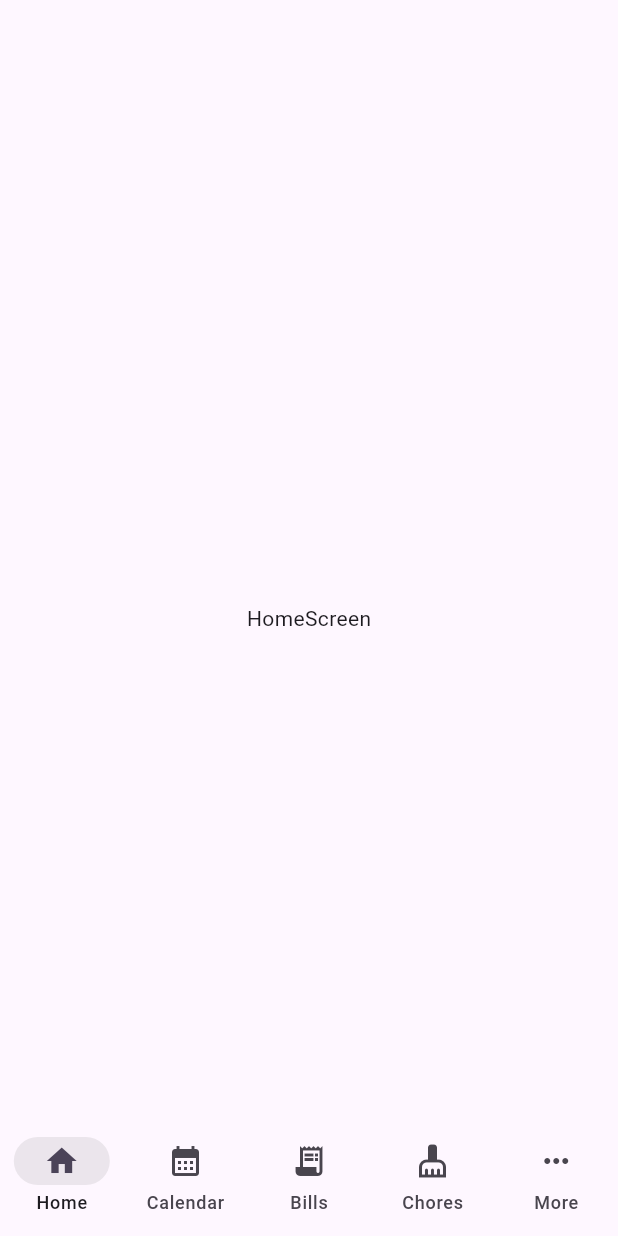
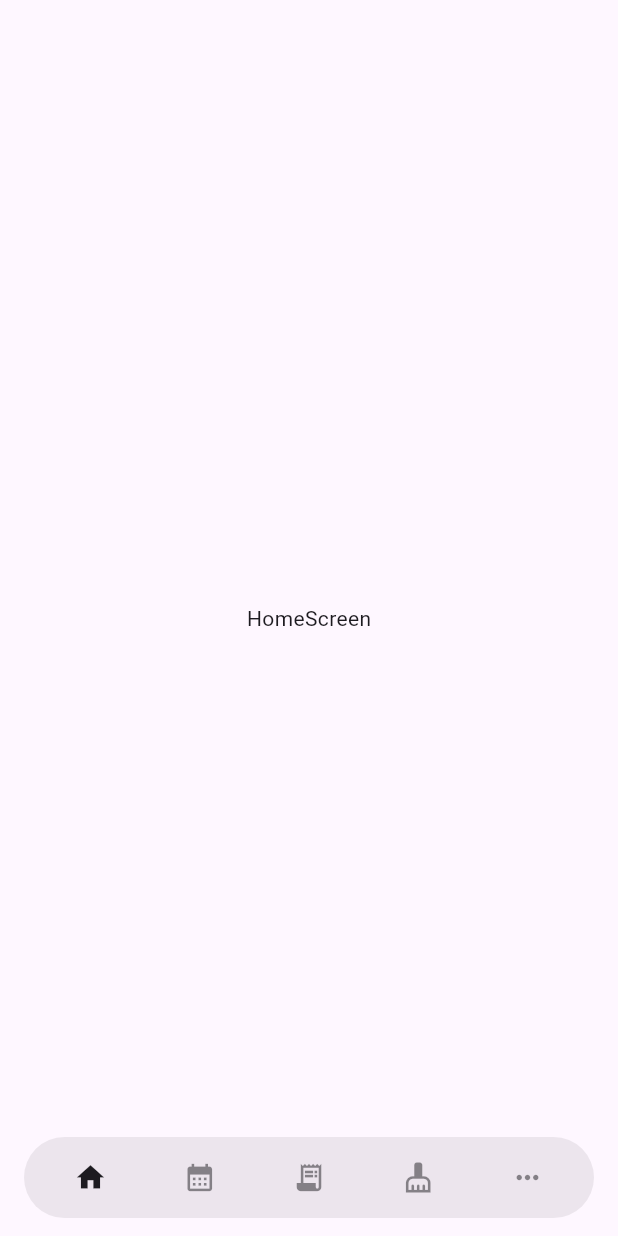
Before and after one commit to 5aurab/Roomie, a Flutter app: the screen it shows after launch, on a phone screen of 412 x 824 dp. Run offline on Flutter 3.47's test engine with Material 3 defaults, Android fonts, the phone set to English and light mode, and no system bars.

Commit message:
Probably last edit on navbar

```diff
--- a/frontend/roomie/lib/widgets/bottom_nav_bar.dart
+++ b/frontend/roomie/lib/widgets/bottom_nav_bar.dart
@@ -24,6 +24,14 @@ class _MainNavigationState extends State<MainNavigation> {
     const ChoresScreen(),
     const PlansScreen(),
     const SurpriseScreen(),
+  ];
+
+  final List<(IconData, String)> _navItems = [
+    (Icons.home, 'Home'),
+    (Icons.calendar_month, 'Calendar'),
+    (Icons.receipt_long, 'Bills'),
+    (Icons.cleaning_services, 'Chores'),
+    (Icons.more_horiz, 'More'),
   ];
 
   @override
@@ -60,9 +68,9 @@ class _MainNavigationState extends State<MainNavigation> {
                     crossAxisAlignment: CrossAxisAlignment.stretch,
                     children: [
                       _buildMoreItem(
-                        icon: Icons.event_note,
-                        label: 'Plans',
+                        icon: Icons.star,
                         navColor: navColor,
+                        isSelected: _currentIndex == 4,
                         onTap: () => setState(() {
                           _currentIndex = 4;
                           _showMore = false;
@@ -70,14 +78,13 @@ class _MainNavigationState extends State<MainNavigation> {
                       ),
                       _buildMoreItem(
                         icon: Icons.celebration,
-                        label: 'Surprise',
                         navColor: navColor,
+                        isSelected: _currentIndex == 5,
                         onTap: () => setState(() {
                           _currentIndex = 5;
                           _showMore = false;
                         }),
                       ),
-                      // Fills space behind the nav bar
                       SizedBox(
                         height: MediaQuery.of(context).padding.bottom + 80,
                       ),
@@ -89,14 +96,28 @@ class _MainNavigationState extends State<MainNavigation> {
           ],
         ],
       ),
-      bottomNavigationBar: NavigationBar(
-        backgroundColor: Colors.transparent,
-        surfaceTintColor: Colors.transparent,
-        shadowColor: Colors.transparent,
-        selectedIndex: _currentIndex < 4 ? _currentIndex : 4,
-        animationDuration: Duration.zero,
-        indicatorColor: Colors.grey.withValues(alpha: 0.2),
-        onDestinationSelected: (index) {
+      bottomNavigationBar: _buildCustomNavBar(context),
+    );
+  }
+
+  Widget _buildCustomNavBar(BuildContext context) {
+    return SafeArea(
+      child: Padding(
+        padding: const EdgeInsets.symmetric(horizontal: 16, vertical: 12),
+        child: Container(
+          padding: const EdgeInsets.symmetric(horizontal: 8, vertical: 6),
+          decoration: BoxDecoration(
+            color: Theme.of(context).colorScheme.onSurface.withValues(alpha: 0.08),
+            borderRadius: BorderRadius.circular(30),
+          ),
+          child: Row(
+            mainAxisAlignment: MainAxisAlignment.spaceAround,
+            children: List.generate(_navItems.length, (index) {
+            final isSelected = index == (_currentIndex < 4 ? _currentIndex : 4);
+            final (icon, _) = _navItems[index];
+
+            return GestureDetector(
+              onTap: () {
                 if (index == 4) {
                   setState(() => _showMore = !_showMore);
                 } else {
@@ -106,21 +127,29 @@ class _MainNavigationState extends State<MainNavigation> {
                   });
                 }
               },
-        destinations: const [
-          NavigationDestination(icon: Icon(Icons.home), label: 'Home'),
-          NavigationDestination(icon: Icon(Icons.calendar_month), label: 'Calendar'),
-          NavigationDestination(icon: Icon(Icons.receipt_long), label: 'Bills'),
-          NavigationDestination(icon: Icon(Icons.cleaning_services), label: 'Chores'),
-          NavigationDestination(icon: Icon(Icons.more_horiz), label: 'More'),
-        ],
+              child: AnimatedContainer(
+                duration: const Duration(milliseconds: 200),
+                padding: const EdgeInsets.symmetric(horizontal: 16, vertical: 10),
+                child: Icon(
+                  icon,
+                  size: 22,
+                  color: isSelected
+                      ? Theme.of(context).colorScheme.onSurface
+                      : Theme.of(context).colorScheme.onSurface.withValues(alpha: 0.5),
                 ),
+              ),
+            );
+          }),
+        ),
+      ),
+      )
     );
   }
 
   Widget _buildMoreItem({
     required IconData icon,
-    required String label,
     required Color navColor,
+    required bool isSelected,
     required VoidCallback onTap,
   }) {
     return Material(
@@ -129,13 +158,11 @@ class _MainNavigationState extends State<MainNavigation> {
         onTap: onTap,
         child: Padding(
           padding: const EdgeInsets.symmetric(vertical: 14, horizontal: 28),
-          child: Row(
-            mainAxisAlignment: MainAxisAlignment.center,
-            children: [
-              Icon(icon),
-              const SizedBox(width: 8),
-              Text(label, style: const TextStyle(fontSize: 14)),
-            ],
+          child: Icon(
+            icon,
+            color: isSelected
+                ? Theme.of(context).colorScheme.onSurface
+                : Theme.of(context).colorScheme.onSurface.withValues(alpha: 0.5),
           ),
         ),
       ),
```
Lines whose indentation alone changed are shown as unchanged.
